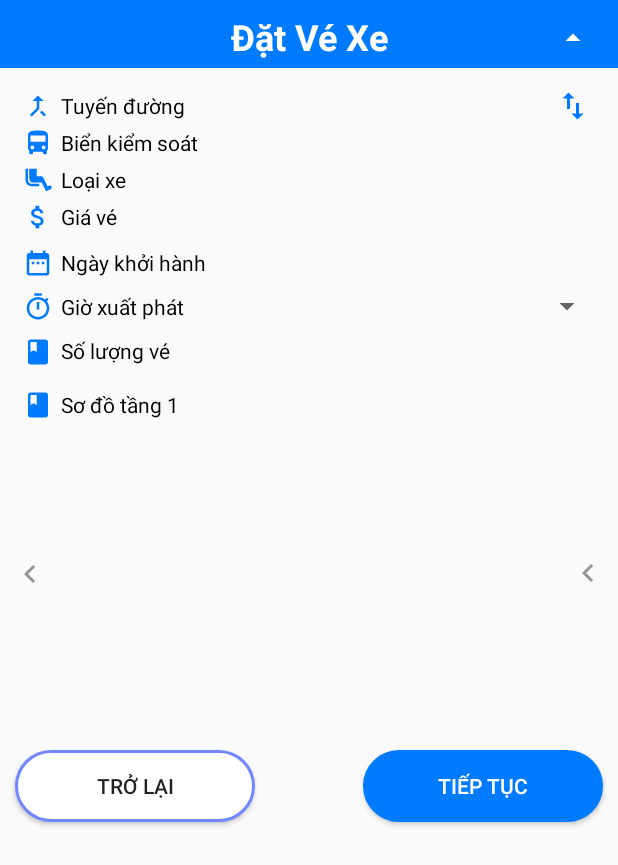
After one commit to thanhthinh95/vcar_app, an Android app: the layout layout_home_book_ticket.xml on its own in the app's theme, with its tools: preview values and no code run, on a phone screen of 412 x 824 dp. The commit adds this screen. Shown: the top 865 px of the screen. Run offline under Robolectric (Android 15) with nearby library versions, the phone set to English and light mode, and no system bars.

Commit message:
create view booking ticket

```diff
--- a/app/src/main/java/com/example/Adapter/SupplierCarAdapter.java
+++ b/app/src/main/java/com/example/Adapter/SupplierCarAdapter.java
@@ -69,7 +69,7 @@ public class SupplierCarAdapter extends RecyclerView.Adapter<SupplierCarAdapter.
         }
 
         private void showInfoCarSupplier(int position){
-            functionSystem.showDialogSuccess("Thong tin nha xe: " + listData.get(position).getName());
+//            functionSystem.showDialogSuccess("Thong tin nha xe: " + listData.get(position).getName());
         }
 
     }
--- /dev/null
+++ b/app/src/main/res/drawable/ic_arrow_drop_down_black_24dp.xml
@@ -0,0 +1,5 @@
+<vector android:height="24dp" android:tint="#FFFFFF"
+    android:viewportHeight="24.0" android:viewportWidth="24.0"
+    android:width="24dp" xmlns:android="http://schemas.android.com/apk/res/android">
+    <path android:fillColor="#FF000000" android:pathData="M7,10l5,5 5,-5z"/>
+</vector>
--- /dev/null
+++ b/app/src/main/res/drawable/ic_arrow_drop_up_black_24dp.xml
@@ -0,0 +1,5 @@
+<vector android:height="24dp" android:tint="#FFFFFF"
+    android:viewportHeight="24.0" android:viewportWidth="24.0"
+    android:width="24dp" xmlns:android="http://schemas.android.com/apk/res/android">
+    <path android:fillColor="#FF000000" android:pathData="M7,14l5,-5 5,5z"/>
+</vector>
--- a/app/src/main/res/drawable/ic_book_black_24dp.xml
+++ b/app/src/main/res/drawable/ic_book_black_24dp.xml
@@ -1,9 +1,5 @@
-<vector xmlns:android="http://schemas.android.com/apk/res/android"
-        android:width="24dp"
-        android:height="24dp"
-        android:viewportWidth="24.0"
-        android:viewportHeight="24.0">
-    <path
-        android:fillColor="#FF000000"
-        android:pathData="M18,2H6c-1.1,0 -2,0.9 -2,2v16c0,1.1 0.9,2 2,2h12c1.1,0 2,-0.9 2,-2V4c0,-1.1 -0.9,-2 -2,-2zM6,4h5v8l-2.5,-1.5L6,12V4z"/>
+<vector android:height="24dp" android:tint="@color/colorPrimaryDark"
+    android:viewportHeight="24.0" android:viewportWidth="24.0"
+    android:width="24dp" xmlns:android="http://schemas.android.com/apk/res/android">
+    <path android:fillColor="#FF000000" android:pathData="M18,2H6c-1.1,0 -2,0.9 -2,2v16c0,1.1 0.9,2 2,2h12c1.1,0 2,-0.9 2,-2V4c0,-1.1 -0.9,-2 -2,-2zM6,4h5v8l-2.5,-1.5L6,12V4z"/>
 </vector>
--- /dev/null
+++ b/app/src/main/res/drawable/ic_confirmation_number_black_24dp.xml
@@ -0,0 +1,5 @@
+<vector android:height="24dp" android:tint="@color/colorPrimaryDark"
+    android:viewportHeight="24.0" android:viewportWidth="24.0"
+    android:width="24dp" xmlns:android="http://schemas.android.com/apk/res/android">
+    <path android:fillColor="#FF000000" android:pathData="M22,10L22,6c0,-1.11 -0.9,-2 -2,-2L4,4c-1.1,0 -1.99,0.89 -1.99,2v4c1.1,0 1.99,0.9 1.99,2s-0.89,2 -2,2v4c0,1.1 0.9,2 2,2h16c1.1,0 2,-0.9 2,-2v-4c-1.1,0 -2,-0.9 -2,-2s0.9,-2 2,-2zM13,17.5h-2v-2h2v2zM13,13h-2v-2h2v2zM13,8.5h-2v-2h2v2z"/>
+</vector>
--- /dev/null
+++ b/app/src/main/res/drawable/ic_date_range_black_24dp.xml
@@ -0,0 +1,5 @@
+<vector android:height="24dp" android:tint="@color/colorPrimaryDark"
+    android:viewportHeight="24.0" android:viewportWidth="24.0"
+    android:width="24dp" xmlns:android="http://schemas.android.com/apk/res/android">
+    <path android:fillColor="#FF000000" android:pathData="M9,11L7,11v2h2v-2zM13,11h-2v2h2v-2zM17,11h-2v2h2v-2zM19,4h-1L18,2h-2v2L8,4L8,2L6,2v2L5,4c-1.11,0 -1.99,0.9 -1.99,2L3,20c0,1.1 0.89,2 2,2h14c1.1,0 2,-0.9 2,-2L21,6c0,-1.1 -0.9,-2 -2,-2zM19,20L5,20L5,9h14v11z"/>
+</vector>
--- /dev/null
+++ b/app/src/main/res/drawable/ic_timer_black_24dp.xml
@@ -0,0 +1,5 @@
+<vector android:height="24dp" android:tint="@color/colorPrimaryDark"
+    android:viewportHeight="24.0" android:viewportWidth="24.0"
+    android:width="24dp" xmlns:android="http://schemas.android.com/apk/res/android">
+    <path android:fillColor="#FF000000" android:pathData="M15,1L9,1v2h6L15,1zM11,14h2L13,8h-2v6zM19.03,7.39l1.42,-1.42c-0.43,-0.51 -0.9,-0.99 -1.41,-1.41l-1.42,1.42C16.07,4.74 14.12,4 12,4c-4.97,0 -9,4.03 -9,9s4.02,9 9,9 9,-4.03 9,-9c0,-2.12 -0.74,-4.07 -1.97,-5.61zM12,20c-3.87,0 -7,-3.13 -7,-7s3.13,-7 7,-7 7,3.13 7,7 -3.13,7 -7,7z"/>
+</vector>
--- a/app/src/main/res/layout/activity_login.xml
+++ b/app/src/main/res/layout/activity_login.xml
@@ -100,8 +100,8 @@
             android:layout_marginEnd="8dp"
             android:ems="10"
             android:hint="@string/login_hint_username"
+            android:inputType="textEmailAddress"
             android:text=""
-            android:inputType="textEmailAddress"
             android:textColor="@android:color/white"
             app:layout_constraintEnd_toEndOf="parent"
             app:layout_constraintStart_toEndOf="@+id/imageView"
@@ -125,8 +125,8 @@
             android:layout_marginEnd="8dp"
             android:ems="10"
             android:hint="@string/login_hint_password"
+            android:inputType="textPassword"
             android:text=""
-            android:inputType="textPassword"
             android:textColor="@android:color/white"
             android:textColorLink="#FFFFFF"
             app:layout_constraintEnd_toEndOf="parent"
--- /dev/null
+++ b/app/src/main/res/layout/layout_home_book_ticket.xml
@@ -0,0 +1,375 @@
+<?xml version="1.0" encoding="utf-8"?>
+<androidx.constraintlayout.widget.ConstraintLayout xmlns:android="http://schemas.android.com/apk/res/android"
+    xmlns:app="http://schemas.android.com/apk/res-auto"
+    xmlns:tools="http://schemas.android.com/tools"
+    android:layout_width="match_parent"
+    android:layout_height="match_parent"
+    android:orientation="vertical"
+    android:textAlignment="center">
+
+    <TextView
+        android:id="@+id/textView10"
+        android:layout_width="0dp"
+        android:layout_height="45dp"
+        android:background="@color/colorPrimaryDark"
+        android:paddingTop="8dp"
+        android:text="@string/book_ticket_title"
+        android:textAlignment="center"
+        android:textColor="@android:color/white"
+        android:textSize="24sp"
+        android:textStyle="bold"
+        app:layout_constraintEnd_toEndOf="parent"
+        app:layout_constraintStart_toStartOf="parent"
+        app:layout_constraintTop_toTopOf="parent" />
+
+    <ImageButton
+        android:id="@+id/imgbtn_book_ticket_collapse_extend"
+        android:layout_width="30dp"
+        android:layout_height="30dp"
+        android:layout_marginTop="10dp"
+        android:layout_marginEnd="15dp"
+        android:background="@drawable/backgroun_none"
+        app:layout_constraintEnd_toEndOf="@+id/textView10"
+        app:layout_constraintTop_toTopOf="@+id/textView10"
+        app:srcCompat="@drawable/ic_arrow_drop_up_black_24dp" />
+
+    <androidx.constraintlayout.widget.ConstraintLayout
+        android:id="@+id/conlay_book_ticket_info_car"
+        android:layout_width="0dp"
+        android:layout_height="wrap_content"
+        android:layout_marginTop="10dp"
+        app:layout_constraintEnd_toEndOf="parent"
+        app:layout_constraintStart_toStartOf="parent"
+        app:layout_constraintTop_toBottomOf="@+id/textView10">
+
+        <ImageButton
+            android:id="@+id/imgbtn_info_car_trans"
+            android:layout_width="20dp"
+            android:layout_height="20dp"
+            android:layout_marginTop="5dp"
+            android:layout_marginEnd="20dp"
+            android:background="@drawable/backgroun_none"
+            app:layout_constraintEnd_toEndOf="parent"
+            app:layout_constraintTop_toTopOf="parent"
+            app:srcCompat="@drawable/ic_swap_vert_black_24dp" />
+
+        <ImageView
+            android:id="@+id/imageView7"
+            android:layout_width="20dp"
+            android:layout_height="20dp"
+            android:layout_marginStart="15dp"
+            android:layout_marginTop="5dp"
+            app:layout_constraintStart_toStartOf="parent"
+            app:layout_constraintTop_toTopOf="parent"
+            app:srcCompat="@drawable/ic_merge_type_black_24dp" />
+
+        <ImageView
+            android:id="@+id/imageView11"
+            android:layout_width="20dp"
+            android:layout_height="20dp"
+            android:layout_marginStart="15dp"
+            android:layout_marginTop="5dp"
+            app:layout_constraintStart_toStartOf="parent"
+            app:layout_constraintTop_toBottomOf="@+id/txt_book_ticket_route"
+            app:srcCompat="@drawable/ic_directions_bus_black_24dp" />
+
+        <ImageView
+            android:id="@+id/imageView3"
+            android:layout_width="20dp"
+            android:layout_height="20dp"
+            android:layout_marginStart="15dp"
+            android:layout_marginTop="5dp"
+            app:layout_constraintStart_toStartOf="parent"
+            app:layout_constraintTop_toBottomOf="@+id/txt_bookt_ticket_controlsea"
+            app:srcCompat="@drawable/ic_airline_seat_legroom_extra_black_24dp" />
+
+        <ImageView
+            android:id="@+id/imageView12"
+            android:layout_width="20dp"
+            android:layout_height="20dp"
+            android:layout_marginStart="15dp"
+            android:layout_marginTop="5dp"
+            app:layout_constraintStart_toStartOf="parent"
+            app:layout_constraintTop_toBottomOf="@+id/txt_book_ticket_type"
+            app:srcCompat="@drawable/ic_attach_money_black_24dp" />
+
+        <TextView
+            android:id="@+id/txt_book_ticket_route"
+            android:layout_width="0dp"
+            android:layout_height="wrap_content"
+            android:layout_marginStart="5dp"
+            android:layout_marginTop="5dp"
+            android:layout_marginEnd="5dp"
+            android:text="@string/info_car_route"
+            android:textColor="@android:color/black"
+            android:textSize="14sp"
+            app:layout_constraintEnd_toStartOf="@+id/imgbtn_info_car_trans"
+            app:layout_constraintStart_toEndOf="@+id/imageView7"
+            app:layout_constraintTop_toTopOf="parent" />
+
+        <TextView
+            android:id="@+id/txt_book_ticket_type"
+            android:layout_width="0dp"
+            android:layout_height="wrap_content"
+            android:layout_marginStart="5dp"
+            android:layout_marginTop="5dp"
+            android:layout_marginEnd="10dp"
+            android:text="@string/info_car_type"
+            android:textColor="@android:color/black"
+            android:textSize="14sp"
+            app:layout_constraintEnd_toEndOf="parent"
+            app:layout_constraintStart_toEndOf="@+id/imageView11"
+            app:layout_constraintTop_toBottomOf="@+id/txt_bookt_ticket_controlsea" />
+
+        <TextView
+            android:id="@+id/txt_bookt_ticket_controlsea"
+            android:layout_width="0dp"
+            android:layout_height="wrap_content"
+            android:layout_marginStart="5dp"
+            android:layout_marginTop="5dp"
+            android:layout_marginEnd="10dp"
+            android:text="@string/info_car_controlSea"
+            android:textColor="@android:color/black"
+            android:textSize="14sp"
+            app:layout_constraintEnd_toEndOf="parent"
+            app:layout_constraintHorizontal_bias="1.0"
+            app:layout_constraintStart_toEndOf="@+id/imageView11"
+            app:layout_constraintTop_toBottomOf="@+id/txt_book_ticket_route" />
+
+        <TextView
+            android:id="@+id/txt_book_ticket_fare"
+            android:layout_width="0dp"
+            android:layout_height="wrap_content"
+            android:layout_marginStart="5dp"
+            android:layout_marginTop="5dp"
+            android:layout_marginEnd="10dp"
+            android:text="@string/info_car_fare"
+            android:textColor="@android:color/black"
+            android:textSize="14sp"
+            app:layout_constraintEnd_toEndOf="parent"
+            app:layout_constraintStart_toEndOf="@+id/imageView12"
+            app:layout_constraintTop_toBottomOf="@+id/txt_book_ticket_type" />
+
+    </androidx.constraintlayout.widget.ConstraintLayout>
+
+    <androidx.constraintlayout.widget.ConstraintLayout
+        android:id="@+id/conlay_book_ticket_info_ticket"
+        android:layout_width="0dp"
+        android:layout_height="wrap_content"
+        android:layout_marginTop="5dp"
+        app:layout_constraintEnd_toEndOf="parent"
+        app:layout_constraintStart_toStartOf="parent"
+        app:layout_constraintTop_toBottomOf="@+id/conlay_book_ticket_info_car">
+
+        <ImageView
+            android:id="@+id/imageView6"
+            android:layout_width="20dp"
+            android:layout_height="20dp"
+            android:layout_marginStart="15dp"
+            android:layout_marginTop="5dp"
+            app:layout_constraintStart_toStartOf="parent"
+            app:layout_constraintTop_toTopOf="parent"
+            app:srcCompat="@drawable/ic_date_range_black_24dp" />
+
+        <ImageView
+            android:id="@+id/imageView15"
+            android:layout_width="20dp"
+            android:layout_height="20dp"
+            android:layout_marginStart="15dp"
+            android:layout_marginTop="10dp"
+            app:layout_constraintStart_toStartOf="parent"
+            app:layout_constraintTop_toBottomOf="@+id/txt_book_ticket_fare2"
+            app:srcCompat="@drawable/ic_timer_black_24dp" />
+
+        <ImageView
+            android:id="@+id/imageView16"
+            android:layout_width="20dp"
+            android:layout_height="20dp"
+            android:layout_marginStart="15dp"
+            android:layout_marginTop="10dp"
+            app:layout_constraintStart_toStartOf="parent"
+            app:layout_constraintTop_toBottomOf="@+id/imageView15"
+            app:srcCompat="@drawable/ic_book_black_24dp" />
+
+        <Spinner
+            android:id="@+id/spinner"
+            android:layout_width="215dp"
+            android:layout_height="wrap_content"
+            android:layout_marginTop="7dp"
+            android:layout_marginEnd="10dp"
+            android:scrollbarSize="4dp"
+            android:spinnerMode="dialog"
+            app:layout_constraintEnd_toEndOf="parent"
+            app:layout_constraintTop_toBottomOf="@+id/txt_book_ticket_fare2" />
+
+        <TextView
+            android:id="@+id/txt_book_ticket_fare3"
+            android:layout_width="0dp"
+            android:layout_height="wrap_content"
+            android:layout_marginStart="5dp"
+            android:layout_marginTop="10dp"
+            android:layout_marginEnd="5dp"
+            android:text="@string/book_ticket_hours"
+            android:textColor="@android:color/black"
+            android:textSize="14sp"
+            app:layout_constraintEnd_toStartOf="@+id/spinner"
+            app:layout_constraintStart_toEndOf="@+id/imageView6"
+            app:layout_constraintTop_toBottomOf="@+id/txt_book_ticket_fare2" />
+
+        <TextView
+            android:id="@+id/txt_book_ticket_fare4"
+            android:layout_width="0dp"
+            android:layout_height="wrap_content"
+            android:layout_marginStart="5dp"
+            android:layout_marginTop="10dp"
+            android:layout_marginEnd="10dp"
+            android:text="@string/book_ticket_sum"
+            android:textColor="@android:color/black"
+            android:textSize="14sp"
+            app:layout_constraintEnd_toEndOf="parent"
+            app:layout_constraintHorizontal_bias="1.0"
+            app:layout_constraintStart_toEndOf="@+id/imageView6"
+            app:layout_constraintTop_toBottomOf="@+id/txt_book_ticket_fare3" />
+
+        <TextView
+            android:id="@+id/txt_book_ticket_fare2"
+            android:layout_width="0dp"
+            android:layout_height="wrap_content"
+            android:layout_marginStart="5dp"
+            android:layout_marginTop="5dp"
+            android:layout_marginEnd="10dp"
+            android:text="@string/book_ticket_date"
+            android:textColor="@android:color/black"
+            android:textSize="14sp"
+            app:layout_constraintEnd_toEndOf="parent"
+            app:layout_constraintStart_toEndOf="@+id/imageView6"
+            app:layout_constraintTop_toTopOf="parent" />
+    </androidx.constraintlayout.widget.ConstraintLayout>
+
+    <androidx.constraintlayout.widget.ConstraintLayout
+        android:id="@+id/conlay_book_ticket_seatdiagram"
+        android:layout_width="0dp"
+        android:layout_height="230dp"
+        android:layout_marginTop="10dp"
+        app:layout_constraintEnd_toEndOf="parent"
+        app:layout_constraintStart_toStartOf="parent"
+        app:layout_constraintTop_toBottomOf="@+id/conlay_book_ticket_info_ticket">
+
+
+        <ImageButton
+            android:id="@+id/imageButton"
+            android:layout_width="40dp"
+            android:layout_height="0dp"
+            android:layout_marginTop="5dp"
+            android:layout_marginBottom="5dp"
+            android:background="@drawable/backgroun_none"
+            app:layout_constraintBottom_toBottomOf="parent"
+            app:layout_constraintStart_toStartOf="parent"
+            app:layout_constraintTop_toBottomOf="@+id/imageView18"
+            app:srcCompat="@drawable/ic_navigate_before_black_24dp" />
+
+        <ImageButton
+            android:id="@+id/imageButton2"
+            android:layout_width="40dp"
+            android:layout_height="0dp"
+            android:layout_marginTop="5dp"
+            android:layout_marginBottom="5dp"
+            android:background="@drawable/backgroun_none"
+            app:layout_constraintBottom_toBottomOf="parent"
+            app:layout_constraintEnd_toEndOf="parent"
+            app:layout_constraintTop_toBottomOf="@+id/textView43"
+            app:srcCompat="@drawable/ic_navigate_before_black_24dp" />
+
+        <ImageView
+            android:id="@+id/imageView18"
+            android:layout_width="20dp"
+            android:layout_height="20dp"
+            android:layout_marginStart="15dp"
+            android:layout_marginTop="5dp"
+            app:layout_constraintStart_toStartOf="parent"
+            app:layout_constraintTop_toTopOf="parent"
+            app:srcCompat="@drawable/ic_book_black_24dp" />
+
+        <TableLayout
+            android:id="@+id/tbl_book_ticket_diagram"
+            android:layout_width="0dp"
+            android:layout_height="0dp"
+            android:layout_marginStart="5dp"
+            android:layout_marginTop="5dp"
+            android:layout_marginBottom="5dp"
+            app:layout_constraintBottom_toBottomOf="parent"
+            app:layout_constraintEnd_toStartOf="@+id/imageButton2"
+            app:layout_constraintStart_toEndOf="@+id/imageButton"
+            app:layout_constraintTop_toBottomOf="@+id/textView43">
+
+            <TableRow
+                android:layout_width="match_parent"
+                android:layout_height="match_parent" />
+
+            <TableRow
+                android:layout_width="match_parent"
+                android:layout_height="match_parent" />
+
+            <TableRow
+                android:layout_width="match_parent"
+                android:layout_height="match_parent" />
+
+            <TableRow
+                android:layout_width="match_parent"
+                android:layout_height="match_parent" />
+        </TableLayout>
+
+        <TextView
+            android:id="@+id/textView43"
+            android:layout_width="0dp"
+            android:layout_height="wrap_content"
+            android:layout_marginStart="5dp"
+            android:layout_marginTop="5dp"
+            android:layout_marginEnd="10dp"
+            android:text="Sơ đồ tầng 1"
+            android:textColor="@android:color/black"
+            app:layout_constraintEnd_toEndOf="parent"
+            app:layout_constraintStart_toEndOf="@+id/imageView18"
+            app:layout_constraintTop_toTopOf="parent" />
+
+        >
+    </androidx.constraintlayout.widget.ConstraintLayout>
+
+    <androidx.constraintlayout.widget.ConstraintLayout
+        android:id="@+id/constraintLayout6"
+        android:layout_width="0dp"
+        android:layout_height="wrap_content"
+        android:layout_marginTop="10dp"
+        app:layout_constraintEnd_toEndOf="parent"
+        app:layout_constraintStart_toStartOf="parent"
+        app:layout_constraintTop_toBottomOf="@+id/conlay_book_ticket_seatdiagram">
+
+        <Button
+            android:id="@+id/btn_book_ticket_next"
+            android:layout_width="160dp"
+            android:layout_height="wrap_content"
+            android:layout_marginTop="5dp"
+            android:layout_marginEnd="10dp"
+            android:layout_marginBottom="10dp"
+            android:background="@drawable/background_button_success"
+            android:text="@string/dialog_next"
+            android:textColor="@android:color/white"
+            app:layout_constraintBottom_toBottomOf="parent"
+            app:layout_constraintEnd_toEndOf="parent"
+            app:layout_constraintTop_toTopOf="parent" />
+
+        <Button
+            android:id="@+id/btn_book_ticket_back"
+            android:layout_width="160dp"
+            android:layout_height="wrap_content"
+            android:layout_marginStart="10dp"
+            android:layout_marginTop="5dp"
+            android:layout_marginBottom="10dp"
+            android:background="@drawable/background_button_back"
+            android:text="@string/dialog_back"
+            app:layout_constraintBottom_toBottomOf="parent"
+            app:layout_constraintStart_toStartOf="parent"
+            app:layout_constraintTop_toTopOf="parent" />
+    </androidx.constraintlayout.widget.ConstraintLayout>
+
+</androidx.constraintlayout.widget.ConstraintLayout>
--- a/app/src/main/res/values/strings.xml
+++ b/app/src/main/res/values/strings.xml
@@ -54,13 +54,13 @@
 
 
     <!--server-->
-<!--    <string name="ipServer">108.160.129.143</string>-->
-<!--    <string name="host">http://108.160.129.143:4000/</string>-->
-<!--    <string name="host_api">http://108.160.129.143:4000/api/</string>-->
+    <string name="ipServer">108.160.129.143</string>
+    <string name="host">http://108.160.129.143:4000/</string>
+    <string name="host_api">http://108.160.129.143:4000/api/</string>
 
-    <string name="ipServer">192.168.1.3</string>
-    <string name="host">http://192.168.1.3:4000/</string>
-    <string name="host_api">http://192.168.1.3:4000/api/</string>
+<!--    <string name="ipServer">192.168.1.3</string>-->
+<!--    <string name="host">http://192.168.1.3:4000/</string>-->
+<!--    <string name="host_api">http://192.168.1.3:4000/api/</string>-->
 
     <string name="token_api">ABC</string>
     <integer name="timeout_server">10000</integer>
@@ -116,8 +116,8 @@
     <string name="check_error_wrileFile" >Ghi tệp tin hệ thống thất bại</string>
 
 <!--    InfoCarDiaLog-->
+    <string name="info_car_title">Thông Tin Xe</string>
     <string name="dialog_info_car_error_show">Chưa đủ thông tin hiển thị</string>
-    <string name="info_car_title">Thông Tin Xe</string>
     <string name="info_car_pointStop">Điểm dừng</string>
     <string name="info_car_fare">Giá vé</string>
     <string name="info_car_route">Tuyến đường</string>
@@ -125,4 +125,14 @@
     <string name="info_car_controlSea">Biển kiểm soát</string>
     <string name="info_car_numberSeat">Số ghế</string>
 
+    <!--    BookTicketDialog-->
+    <string name="book_ticket_title">Đặt Vé Xe</string>
+    <string name="book_ticket_date">Ngày khởi hành</string>
+    <string name="book_ticket_hours">Giờ xuất phát</string>
+    <string name="book_ticket_sum">Số lượng vé</string>
+<!--    <string name="info_car_route">Tuyến đường</string>-->
+<!--    <string name="info_car_type">Loại xe</string>-->
+<!--    <string name="info_car_controlSea">Biển kiểm soát</string>-->
+<!--    <string name="info_car_numberSeat">Số ghế</string>-->
+
 </resources>
```
Also changed, not shown: app/src/main/java/com/example/entity/Car.java (+16 -3 lines), app/src/main/java/com/example/vcar/AlerDialog/BookTicketDiaLog.java (added, +185 -0 lines), app/src/main/java/com/example/vcar/AlerDialog/InforCarDiaLog.java (+7 -9 lines), app/src/main/res/layout/layout_home_info_car.xml (+11 -11 lines).
